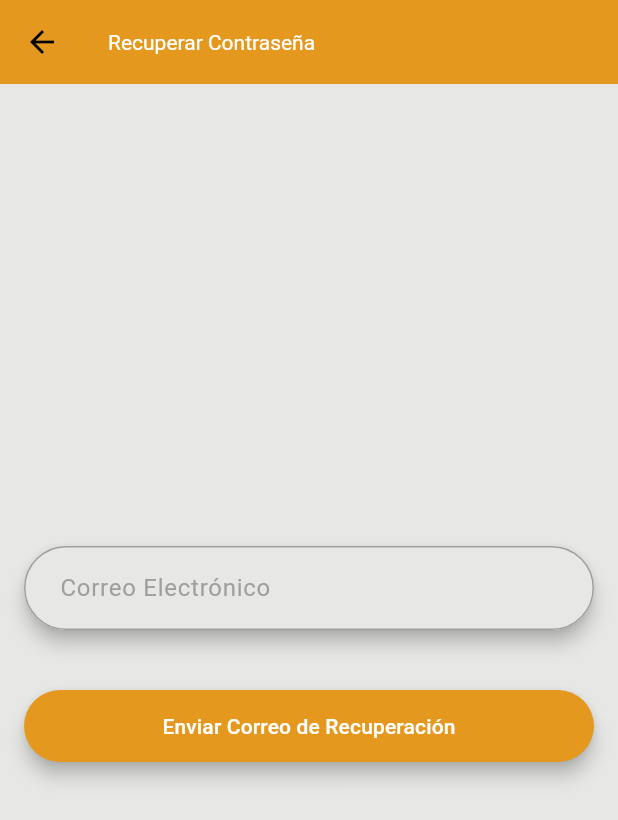
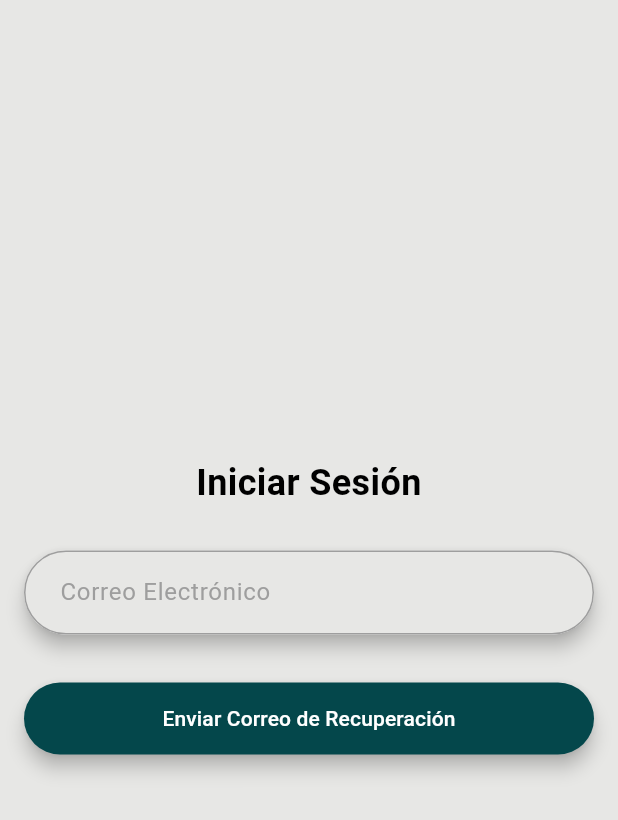
Before and after one commit to iTzGooDLife/neighborcafe, a Flutter app: the PasswordResetView screen opened by its route, on a phone screen of 412 x 824 dp. Shown: the top 820 px of the screen. Run offline on Flutter 3.47's test engine with Material 3 defaults, Android fonts, the phone set to English and light mode, and no system bars; our stand-ins replace cloud_firestore, firebase_auth, firebase_core, flutter_dotenv, flutter_secure_storage, google_maps_flutter and 1 more; accounts and stored records are empty; generated files the repository leaves out were written again.

Commit message:
style: fix button style and add title

```diff
--- a/neighborcafe/lib/src/views/reset_email.dart
+++ b/neighborcafe/lib/src/views/reset_email.dart
@@ -32,22 +32,30 @@ class _PasswordResetViewState extends State<PasswordResetView> {
   @override
   Widget build(BuildContext context) {
     return Scaffold(
-      appBar: AppBar(title: const Text('Recuperar Contraseña')),
       body: Padding(
         padding: const EdgeInsets.all(16.0),
         child: Column(
           mainAxisAlignment: MainAxisAlignment.center,
           crossAxisAlignment: CrossAxisAlignment.stretch,
           children: [
+            const Text(
+              'Iniciar Sesión',
+              textAlign: TextAlign.center,
+              style: TextStyle(
+                fontSize: 24,
+                fontWeight: FontWeight.bold,
+              ),
+            ),
+            const SizedBox(height: 20),
             RoundedTextField(
                 hintText: 'Correo Electrónico',
                 controller: _emailController,
                 backgroundColor: AppColors.backgroundColor,
                 textColor: Colors.black,
                 obscureText: false),
-            const SizedBox(height: 16),
+            const SizedBox(height: 8),
             RoundedButton(
-                colour: AppColors.primaryColor,
+                colour: AppColors.secondaryColor,
                 title: 'Enviar Correo de Recuperación',
                 onPressed: _resetPassword),
           ],
```
